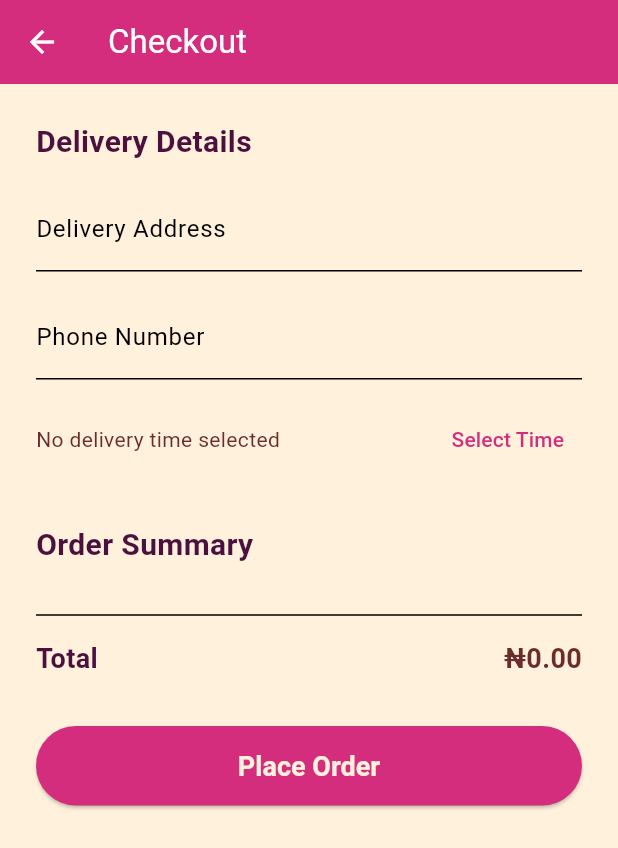
After one commit to PraiseTechzw/ashleystreats, a Flutter app: the CheckoutScreen screen opened by its route, on a phone screen of 412 x 824 dp. The commit adds this screen. Shown: the top 848 px of the screen. Run offline on Flutter 3.47's test engine with Material 3 defaults, Android fonts, the phone set to English and light mode, and no system bars; our stand-ins replace flutter_riverpod, isar; accounts and stored records are empty; generated files the repository leaves out were written again.

Commit message:
Add checkout screen and update cart navigation

```diff
--- a/lib/features/cart/presentation/cart_screen.dart
+++ b/lib/features/cart/presentation/cart_screen.dart
@@ -3,6 +3,7 @@ import 'package:flutter_riverpod/flutter_riverpod.dart';
 import '../provider/cart_provider.dart';
 import '../../../core/constants/colors.dart';
 import '../data/cart_item_model.dart';
+import '../../../core/constants/app_routes.dart';
 
 class CartScreen extends ConsumerWidget {
   const CartScreen({Key? key}) : super(key: key);
@@ -115,7 +116,7 @@ class CartScreen extends ConsumerWidget {
                       ),
                     ),
                     onPressed: () {
-                      // TODO: Navigate to checkout
+                      Navigator.pushNamed(context, AppRoutes.checkout);
                     },
                     child: const Text('Checkout'),
                   ),
--- /dev/null
+++ b/lib/features/cart/presentation/checkout_screen.dart
@@ -0,0 +1,194 @@
+import 'package:flutter/material.dart';
+import 'package:flutter_riverpod/flutter_riverpod.dart';
+import '../provider/cart_provider.dart';
+import '../../../core/constants/colors.dart';
+
+class CheckoutScreen extends ConsumerStatefulWidget {
+  const CheckoutScreen({Key? key}) : super(key: key);
+
+  @override
+  ConsumerState<CheckoutScreen> createState() => _CheckoutScreenState();
+}
+
+class _CheckoutScreenState extends ConsumerState<CheckoutScreen> {
+  final _formKey = GlobalKey<FormState>();
+  final _addressController = TextEditingController();
+  final _phoneController = TextEditingController();
+  TimeOfDay? _deliveryTime;
+
+  @override
+  void dispose() {
+    _addressController.dispose();
+    _phoneController.dispose();
+    super.dispose();
+  }
+
+  void _pickTime() async {
+    final picked = await showTimePicker(
+      context: context,
+      initialTime: TimeOfDay.now(),
+    );
+    if (picked != null) {
+      setState(() => _deliveryTime = picked);
+    }
+  }
+
+  void _submit() {
+    if (_formKey.currentState!.validate() && _deliveryTime != null) {
+      // TODO: Place order logic
+      ScaffoldMessenger.of(context).showSnackBar(
+        const SnackBar(content: Text('Order placed! (Not yet implemented)')),
+      );
+    } else if (_deliveryTime == null) {
+      ScaffoldMessenger.of(context).showSnackBar(
+        const SnackBar(content: Text('Please select a delivery time.')),
+      );
+    }
+  }
+
+  @override
+  Widget build(BuildContext context) {
+    final cartItems = ref.watch(cartProvider);
+    final total = cartItems.fold(
+      0.0,
+      (sum, item) => sum + item.price * item.quantity,
+    );
+    return Scaffold(
+      appBar: AppBar(
+        title: const Text('Checkout'),
+        backgroundColor: AppColors.primary,
+      ),
+      backgroundColor: AppColors.background,
+      body: Padding(
+        padding: const EdgeInsets.all(24.0),
+        child: SingleChildScrollView(
+          child: Column(
+            crossAxisAlignment: CrossAxisAlignment.start,
+            children: [
+              Text(
+                'Delivery Details',
+                style: TextStyle(
+                  fontSize: 20,
+                  fontWeight: FontWeight.bold,
+                  color: AppColors.secondary,
+                ),
+              ),
+              const SizedBox(height: 16),
+              Form(
+                key: _formKey,
+                child: Column(
+                  children: [
+                    TextFormField(
+                      controller: _addressController,
+                      decoration: const InputDecoration(
+                        labelText: 'Delivery Address',
+                      ),
+                      validator: (value) => value == null || value.isEmpty
+                          ? 'Enter delivery address'
+                          : null,
+                    ),
+                    const SizedBox(height: 16),
+                    TextFormField(
+                      controller: _phoneController,
+                      decoration: const InputDecoration(
+                        labelText: 'Phone Number',
+                      ),
+                      keyboardType: TextInputType.phone,
+                      validator: (value) => value == null || value.length < 8
+                          ? 'Enter a valid phone number'
+                          : null,
+                    ),
+                    const SizedBox(height: 16),
+                    Row(
+                      children: [
+                        Expanded(
+                          child: Text(
+                            _deliveryTime == null
+                                ? 'No delivery time selected'
+                                : 'Preferred Time: ${_deliveryTime!.format(context)}',
+                            style: TextStyle(color: AppColors.button),
+                          ),
+                        ),
+                        TextButton(
+                          onPressed: _pickTime,
+                          child: const Text('Select Time'),
+                        ),
+                      ],
+                    ),
+                  ],
+                ),
+              ),
+              const SizedBox(height: 32),
+              Text(
+                'Order Summary',
+                style: TextStyle(
+                  fontSize: 20,
+                  fontWeight: FontWeight.bold,
+                  color: AppColors.secondary,
+                ),
+              ),
+              const SizedBox(height: 16),
+              ...cartItems.map(
+                (item) => Padding(
+                  padding: const EdgeInsets.symmetric(vertical: 4.0),
+                  child: Row(
+                    mainAxisAlignment: MainAxisAlignment.spaceBetween,
+                    children: [
+                      Text(
+                        '${item.name} x${item.quantity}',
+                        style: TextStyle(color: AppColors.secondary),
+                      ),
+                      Text(
+                        '₦${(item.price * item.quantity).toStringAsFixed(2)}',
+                        style: TextStyle(color: AppColors.button),
+                      ),
+                    ],
+                  ),
+                ),
+              ),
+              const Divider(height: 32),
+              Row(
+                mainAxisAlignment: MainAxisAlignment.spaceBetween,
+                children: [
+                  Text(
+                    'Total',
+                    style: TextStyle(
+                      fontSize: 18,
+                      fontWeight: FontWeight.bold,
+                      color: AppColors.secondary,
+                    ),
+                  ),
+                  Text(
+                    '₦${total.toStringAsFixed(2)}',
+                    style: TextStyle(
+                      fontSize: 18,
+                      fontWeight: FontWeight.bold,
+                      color: AppColors.button,
+                    ),
+                  ),
+                ],
+              ),
+              const SizedBox(height: 32),
+              SizedBox(
+                width: double.infinity,
+                child: ElevatedButton(
+                  style: ElevatedButton.styleFrom(
+                    backgroundColor: AppColors.primary,
+                    foregroundColor: AppColors.background,
+                    padding: const EdgeInsets.symmetric(vertical: 16),
+                    textStyle: const TextStyle(
+                      fontSize: 18,
+                      fontWeight: FontWeight.bold,
+                    ),
+                  ),
+                  onPressed: _submit,
+                  child: const Text('Place Order'),
+                ),
+              ),
+            ],
+          ),
+        ),
+      ),
+    );
+  }
+}
--- a/lib/router.dart
+++ b/lib/router.dart
@@ -6,6 +6,7 @@ import 'features/auth/presentation/login_screen.dart';
 import 'features/auth/presentation/register_screen.dart';
 import 'features/products/presentation/product_list_screen.dart';
 import 'features/cart/presentation/cart_screen.dart';
+import 'features/cart/presentation/checkout_screen.dart';
 
 class AppRouter {
   static Route<dynamic> generateRoute(RouteSettings settings) {
@@ -27,9 +28,7 @@ class AppRouter {
       case AppRoutes.cart:
         return MaterialPageRoute(builder: (_) => const CartScreen());
       case AppRoutes.checkout:
-        return MaterialPageRoute(
-          builder: (_) => const PlaceholderWidget('Checkout'),
-        );
+        return MaterialPageRoute(builder: (_) => const CheckoutScreen());
       case AppRoutes.orderConfirmation:
         return MaterialPageRoute(
           builder: (_) => const PlaceholderWidget('Order Confirmation'),
```
Also changed, not shown: lib/features/orders/data/order_model.dart (added, +46 -0 lines), lib/features/orders/data/order_model.g.dart (added).
